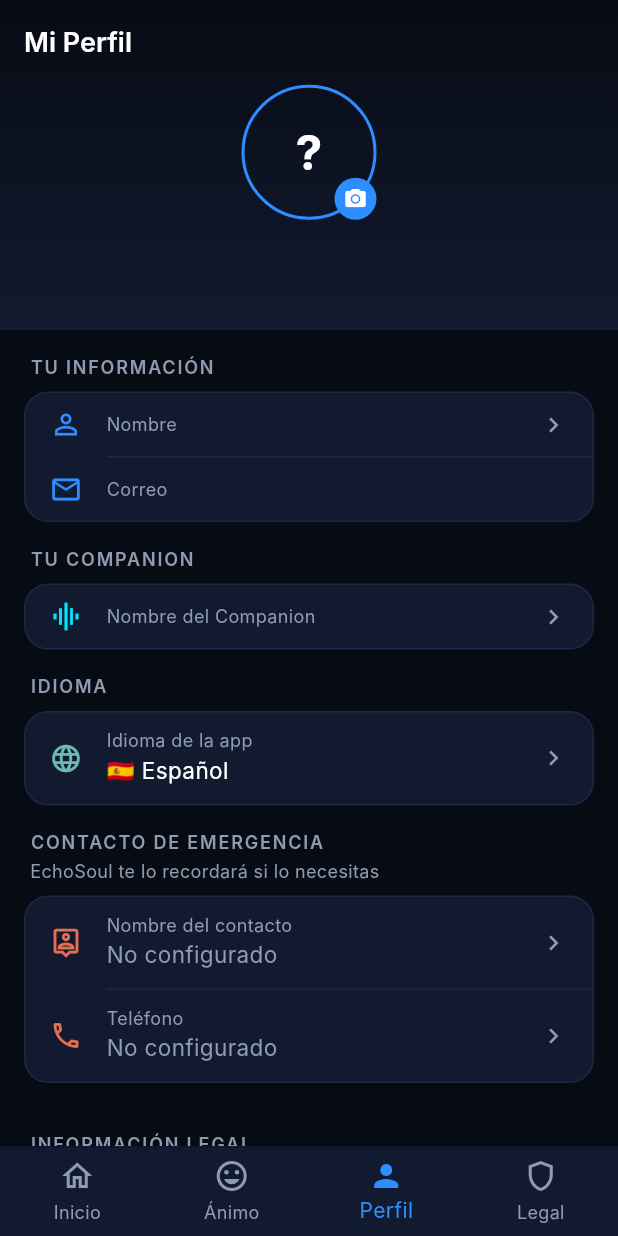
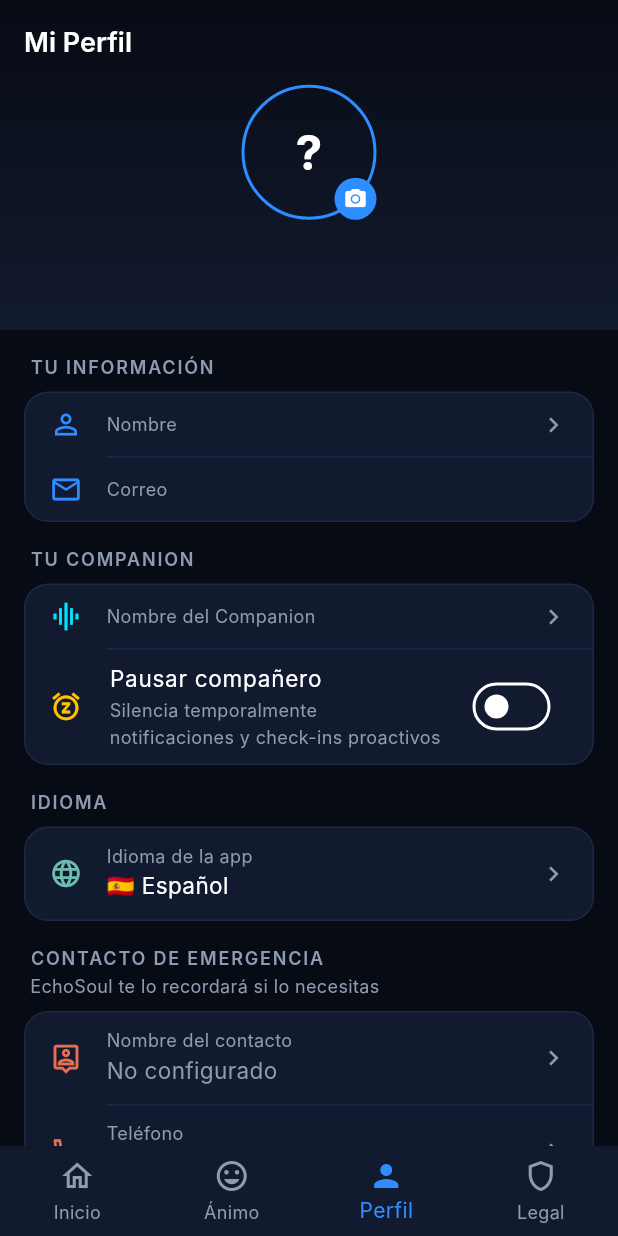
Before and after one commit to serquin35/echosoul, a Flutter app: the ProfileScreen screen opened by its route, on a phone screen of 412 x 824 dp. Run offline on Flutter 3.47's test engine with Material 3 defaults, Android fonts, the phone set to English and light mode, and no system bars; our stand-ins replace dio, firebase_core, firebase_messaging, flutter_dotenv, flutter_riverpod, go_router and 5 more; accounts and stored records are empty; generated files the repository leaves out were written again; network calls fail; Roboto replaces fonts that are missing (Inter).

Commit message:
feat(profile): implement 'Pause Companion' ethical toggle, n8n exclusion filters, and fix routing

```diff
--- a/ProactividadN8N/daily-checkin-patched.json
+++ b/ProactividadN8N/daily-checkin-patched.json
@@ -29,7 +29,7 @@
     },
     {
       "parameters": {
-        "url": "https://pleeiqlldiwipaxqoumu.supabase.co/rest/v1/profiles?onboarding_completed=eq.true&select=id,display_name,email,language,timezone,platform,fcm_token",
+        "url": "https://pleeiqlldiwipaxqoumu.supabase.co/rest/v1/profiles?onboarding_completed=eq.true&is_paused=eq.false&select=id,display_name,email,language,timezone,platform,fcm_token",
         "sendHeaders": true,
         "headerParameters": {
           "parameters": [
--- a/ProactividadN8N/echosoul-proactividad-daily-checkin.json
+++ b/ProactividadN8N/echosoul-proactividad-daily-checkin.json
@@ -32,7 +32,7 @@
       ],
       "parameters": {
         "method": "GET",
-        "url": "https://pleeiqlldiwipaxqoumu.supabase.co/rest/v1/profiles?onboarding_completed=eq.true&select=id,display_name,email,language,timezone,platform,fcm_token",
+        "url": "https://pleeiqlldiwipaxqoumu.supabase.co/rest/v1/profiles?onboarding_completed=eq.true&is_paused=eq.false&select=id,display_name,email,language,timezone,platform,fcm_token",
         "authentication": "none",
         "sendHeaders": true,
         "headerParameters": {
--- a/ProactividadN8N/echosoul-proactividad-smart-nudge.json
+++ b/ProactividadN8N/echosoul-proactividad-smart-nudge.json
@@ -32,7 +32,7 @@
       ],
       "parameters": {
         "method": "GET",
-        "url": "https://pleeiqlldiwipaxqoumu.supabase.co/rest/v1/profiles?onboarding_completed=eq.true&select=id,display_name,email,language,timezone,platform,fcm_token",
+        "url": "https://pleeiqlldiwipaxqoumu.supabase.co/rest/v1/profiles?onboarding_completed=eq.true&is_paused=eq.false&select=id,display_name,email,language,timezone,platform,fcm_token",
         "authentication": "none",
         "sendHeaders": true,
         "headerParameters": {
--- a/ProactividadN8N/smart-nudge-patched.json
+++ b/ProactividadN8N/smart-nudge-patched.json
@@ -29,7 +29,7 @@
     },
     {
       "parameters": {
-        "url": "https://pleeiqlldiwipaxqoumu.supabase.co/rest/v1/profiles?onboarding_completed=eq.true&select=id,display_name,email,language,timezone,platform,fcm_token",
+        "url": "https://pleeiqlldiwipaxqoumu.supabase.co/rest/v1/profiles?onboarding_completed=eq.true&is_paused=eq.false&select=id,display_name,email,language,timezone,platform,fcm_token",
         "sendHeaders": true,
         "headerParameters": {
           "parameters": [
--- a/echosoul/lib/core/router/route_names.dart
+++ b/echosoul/lib/core/router/route_names.dart
@@ -12,4 +12,5 @@ abstract class RouteNames {
   static const companionSettings = '/profile/companion';
   static const legal        = '/legal';
   static const resetPassword = '/reset-password';
+  static const paywall       = '/paywall';
 }
--- a/echosoul/lib/features/profile/data/repositories/profile_repository_impl.dart
+++ b/echosoul/lib/features/profile/data/repositories/profile_repository_impl.dart
@@ -29,6 +29,7 @@ class ProfileRepositoryImpl implements ProfileRepository {
         'id': user.id,
         'display_name': defaultName,
         'onboarding_completed': false,
+        'is_paused': false,
         'created_at': DateTime.now().toUtc().toIso8601String(),
         'updated_at': DateTime.now().toUtc().toIso8601String(),
       });
@@ -54,6 +55,7 @@ class ProfileRepositoryImpl implements ProfileRepository {
       crisisContactName: profileData['crisis_contact_name'] as String?,
       crisisContactPhone: profileData['crisis_contact_phone'] as String?,
       preferredLanguage: 'es',
+      isPaused: profileData['is_paused'] as bool? ?? false,
     );
   }
 
@@ -69,6 +71,7 @@ class ProfileRepositoryImpl implements ProfileRepository {
         'avatar_url': profile.avatarUrl,
         'crisis_contact_name': profile.crisisContactName,
         'crisis_contact_phone': profile.crisisContactPhone,
+        'is_paused': profile.isPaused,
       }).eq('id', user.id).then((_) {}),
       _client.from('companion_settings').upsert({
         'user_id': user.id,
--- a/echosoul/lib/features/profile/domain/entities/profile_entity.dart
+++ b/echosoul/lib/features/profile/domain/entities/profile_entity.dart
@@ -9,6 +9,7 @@ class ProfileEntity {
   final String? crisisContactName;
   final String? crisisContactPhone;
   final String preferredLanguage; // 'es' | 'en'
+  final bool isPaused;
 
   const ProfileEntity({
     required this.id,
@@ -19,6 +20,7 @@ class ProfileEntity {
     this.crisisContactName,
     this.crisisContactPhone,
     this.preferredLanguage = 'es',
+    this.isPaused = false,
   });
 
   ProfileEntity copyWith({
@@ -29,6 +31,7 @@ class ProfileEntity {
     String? crisisContactName,
     String? crisisContactPhone,
     String? preferredLanguage,
+    bool? isPaused,
   }) {
     return ProfileEntity(
       id: id,
@@ -39,6 +42,7 @@ class ProfileEntity {
       crisisContactName: crisisContactName ?? this.crisisContactName,
       crisisContactPhone: crisisContactPhone ?? this.crisisContactPhone,
       preferredLanguage: preferredLanguage ?? this.preferredLanguage,
+      isPaused: isPaused ?? this.isPaused,
     );
   }
 }
--- a/echosoul/lib/features/profile/presentation/screens/profile_screen.dart
+++ b/echosoul/lib/features/profile/presentation/screens/profile_screen.dart
@@ -5,13 +5,14 @@ import 'package:image_picker/image_picker.dart';
 import '../../../../core/constants/es_colors.dart';
 import '../../../../core/constants/es_spacing.dart';
 import '../../../../core/constants/es_typography.dart';
+import '../../../../core/router/route_names.dart' as routes;
+import '../../../billing/presentation/providers/billing_provider.dart';
 import '../providers/profile_provider.dart';
 import '../widgets/profile_section_card.dart';
 import '../widgets/profile_edit_sheet.dart';
 import '../widgets/profile_language_sheet.dart';
 import '../../../../shared/design_system/atoms/es_interactive.dart';
 import 'package:go_router/go_router.dart';
-import '../../../../core/router/route_names.dart';
 
 class ProfileScreen extends ConsumerWidget {
   const ProfileScreen({super.key});
@@ -37,6 +38,11 @@ class ProfileScreen extends ConsumerWidget {
               TextButton(
                 onPressed: () => ref.refresh(profileProvider),
                 child: const Text('Reintentar', style: TextStyle(color: EsColors.primaryBlue)),
+              ),
+              const SizedBox(height: 16),
+              TextButton(
+                onPressed: () => ref.read(profileProvider.notifier).signOut(),
+                child: const Text('Cerrar sesión', style: TextStyle(color: EsColors.warning)),
               ),
             ],
           ),
@@ -113,6 +119,19 @@ class ProfileScreen extends ConsumerWidget {
                                   .read(profileProvider.notifier)
                                   .updateField(profile.copyWith(companionName: value)),
                             ),
+                          ),
+                          SwitchListTile(
+                            title: const Text('Pausar compañero', style: TextStyle(color: EsColors.textPrimaryDark, fontSize: 15)),
+                            subtitle: const Text('Silencia temporalmente notificaciones y check-ins proactivos', style: TextStyle(color: EsColors.textSecondaryDark, fontSize: 12)),
+                            secondary: const Icon(Icons.snooze_outlined, color: EsColors.warning, size: 22),
+                            value: profile.isPaused,
+                            activeColor: EsColors.warning,
+                            inactiveTrackColor: EsColors.surfaceDark,
+                            onChanged: (bool value) {
+                              ref.read(profileProvider.notifier).updateField(
+                                    profile.copyWith(isPaused: value),
+                                  );
+                            },
                           ),
                         ],
                       ),
@@ -195,9 +214,65 @@ class ProfileScreen extends ConsumerWidget {
                             label: 'Avisos Legales y Ética',
                             value: 'Términos, Privacidad y Compromiso IA',
                             iconColor: EsColors.primaryBlue,
-                            onTap: () => context.push(RouteNames.legal),
+                            onTap: () => context.push(routes.RouteNames.legal),
                           ),
                         ],
+                      ),
+                      const SizedBox(height: EsSpacing.md),
+
+                      // Sección: Plan Premium
+                      Consumer(
+                        builder: (context, ref, _) {
+                          final billingAsync = ref.watch(billingProvider);
+                          return billingAsync.when(
+                            loading: () => ProfileSectionCard(
+                              title: 'Plan',
+                              children: [
+                                _ProfileTile(
+                                  icon: Icons.workspace_premium,
+                                  label: 'Estado del plan',
+                                  value: 'Cargando...',
+                                  iconColor: EsColors.primaryBlue,
+                                  isEditable: false,
+                                ),
+                              ],
+                            ),
+                            error: (_, __) => const SizedBox.shrink(),
+                            data: (billing) => ProfileSectionCard(
+                              title: 'Plan',
+                              children: [
+                                _ProfileTile(
+                                  icon: Icons.workspace_premium,
+                                  label: 'Estado del plan',
+                                  value: billing.isPremium ? 'Premium' : 'Gratuito',
+                                  iconColor: billing.isPremium
+                                      ? EsColors.warning
+                                      : EsColors.primaryBlue,
+                                  isEditable: false,
+                                ),
+                                if (billing.isFree) ...[
+                                  _ProfileTile(
+                                    icon: Icons.forum_outlined,
+                                    label: 'Mensajes hoy',
+                                    value: '${billing.messagesUsed} / ${billing.dailyLimit}',
+                                    iconColor: billing.remainingMessages <= 5
+                                        ? EsColors.warning
+                                        : EsColors.calm,
+                                    isEditable: false,
+                                  ),
+                                  _ProfileTile(
+                                    icon: Icons.arrow_circle_up_outlined,
+                                    label: '',
+                                    value: 'Actualizar a Premium',
+                                    iconColor: EsColors.primaryBlue,
+                                    valueColor: EsColors.primaryBlue,
+                                    onTap: () => context.push(routes.RouteNames.paywall),
+                                  ),
+                                ],
+                              ],
+                            ),
+                          );
+                        },
                       ),
                       const SizedBox(height: EsSpacing.md),
                       ProfileSectionCard(
```
Also changed, not shown: echosoul/lib/core/router/app_router.dart (+8 -1 lines), echosoul/lib/features/auth/data/repositories/auth_repository_impl.dart (+9 -0 lines), echosoul/lib/features/companion/presentation/screens/chat_screen.dart (+21 -0 lines), landing/vercel.json.
